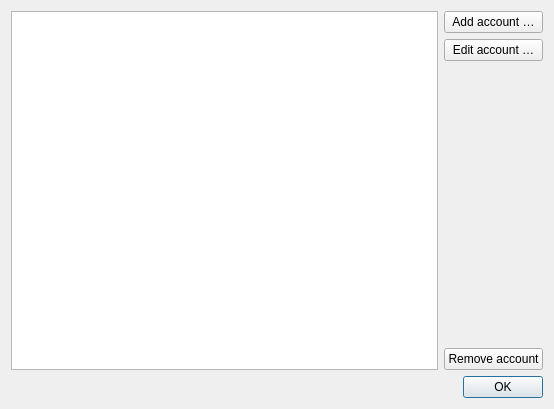
First picture: the form in data/dlg_account_manager.ui, repository jabbercat/jabbercat, before the edit.
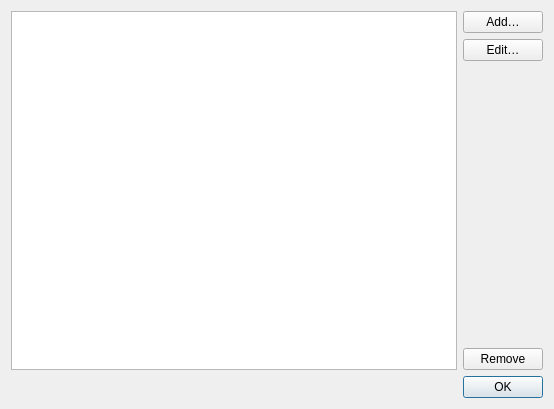
Second picture: the form after the edit. Icons and pictures are not drawn. Custom widgets are drawn as their Qt base class.

```diff
--- a/data/dlg_account_manager.ui
+++ b/data/dlg_account_manager.ui
@@ -17,13 +17,34 @@
    <item>
     <layout class="QHBoxLayout" name="horizontalLayout">
      <item>
-      <widget class="PlaceholderTreeView" name="accounts_view">
-       <property name="allColumnsShowFocus">
+      <widget class="PlaceholderTableView" name="accounts_view">
+       <property name="alternatingRowColors">
         <bool>true</bool>
        </property>
-       <property name="expandsOnDoubleClick">
+       <property name="selectionMode">
+        <enum>QAbstractItemView::SingleSelection</enum>
+       </property>
+       <property name="selectionBehavior">
+        <enum>QAbstractItemView::SelectRows</enum>
+       </property>
+       <property name="showGrid">
         <bool>false</bool>
        </property>
+       <property name="wordWrap">
+        <bool>false</bool>
+       </property>
+       <property name="cornerButtonEnabled">
+        <bool>false</bool>
+       </property>
+       <attribute name="horizontalHeaderHighlightSections">
+        <bool>false</bool>
+       </attribute>
+       <attribute name="horizontalHeaderStretchLastSection">
+        <bool>true</bool>
+       </attribute>
+       <attribute name="verticalHeaderVisible">
+        <bool>false</bool>
+       </attribute>
       </widget>
      </item>
      <item>
@@ -31,14 +52,26 @@
        <item>
         <widget class="QPushButton" name="account_add">
          <property name="text">
-          <string>Add account …</string>
+          <string>Add…</string>
+         </property>
+         <property name="icon">
+          <iconset theme="list-add"/>
+         </property>
+         <property name="autoDefault">
+          <bool>false</bool>
          </property>
         </widget>
        </item>
        <item>
         <widget class="QPushButton" name="account_edit">
          <property name="text">
-          <string>Edit account …</string>
+          <string>Edit…</string>
+         </property>
+         <property name="icon">
+          <iconset theme="document-properties"/>
+         </property>
+         <property name="autoDefault">
+          <bool>false</bool>
          </property>
         </widget>
        </item>
@@ -62,7 +95,13 @@
 The connection to the account will be terminated.</string>
          </property>
          <property name="text">
-          <string>Remove account</string>
+          <string>Remove</string>
+         </property>
+         <property name="icon">
+          <iconset theme="list-remove"/>
+         </property>
+         <property name="autoDefault">
+          <bool>false</bool>
          </property>
         </widget>
        </item>
@@ -84,9 +123,9 @@
  </widget>
  <customwidgets>
   <customwidget>
-   <class>PlaceholderTreeView</class>
-   <extends>QTreeView</extends>
-   <header>mlxcqt.widgets</header>
+   <class>PlaceholderTableView</class>
+   <extends>QTableView</extends>
+   <header>mlxcqt.widgets.misc</header>
   </customwidget>
  </customwidgets>
  <resources/>
```
